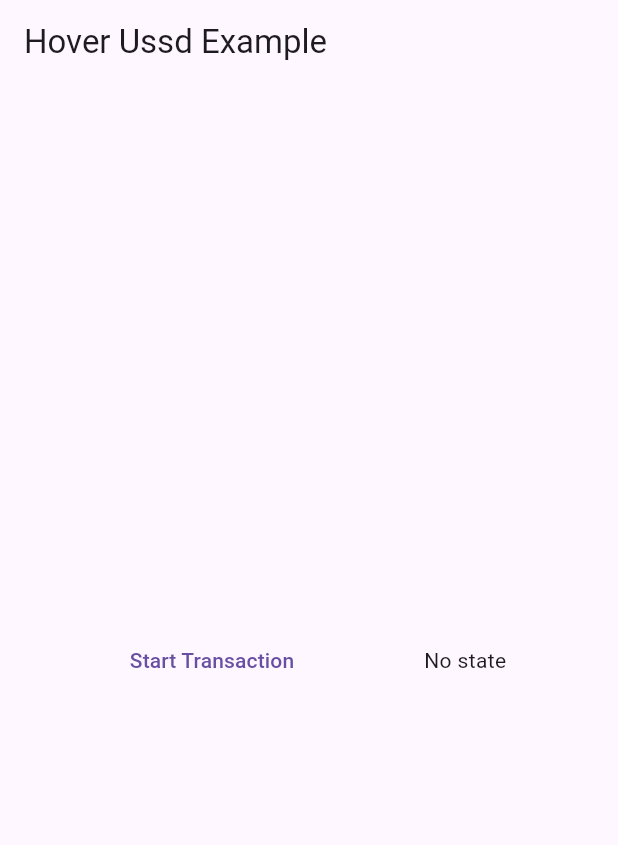
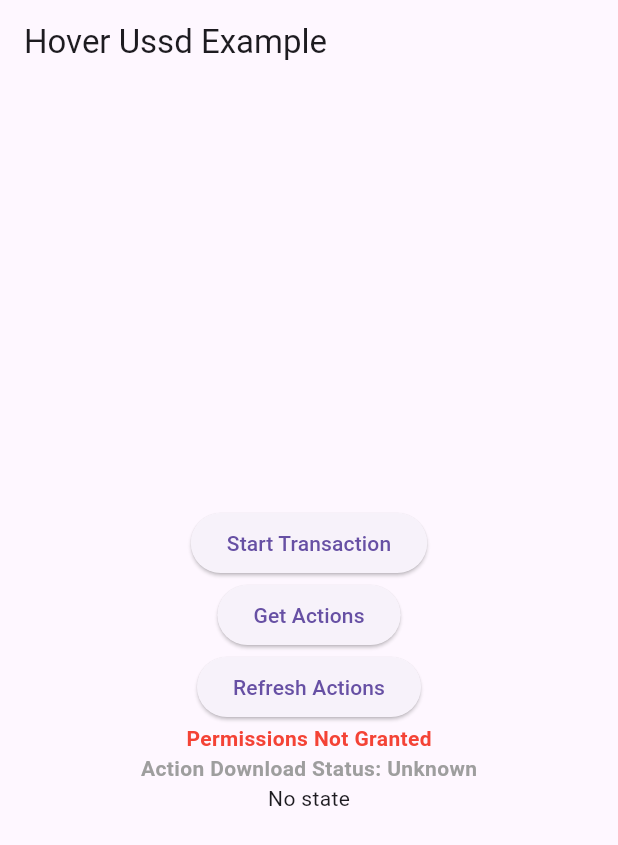
Before and after one commit to lucdotdev/hover_ussd, a Flutter app: the screen it shows after launch, after a tap on "Start Transaction", on a phone screen of 412 x 824 dp. Shown: the top 845 px of the screen. Run offline on Flutter 3.47's test engine with Material 3 defaults, Android fonts, the phone set to English and light mode, and no system bars.

Commit message:
candidate 4

```diff
--- a/example/lib/main.dart
+++ b/example/lib/main.dart
@@ -4,10 +4,12 @@
 import 'package:hover_ussd/models/transaction_state.dart';
 
 void main() {
-  runApp(MyApp());
+  runApp(const MyApp());
 }
 
 class MyApp extends StatelessWidget {
+  const MyApp({super.key});
+
   @override
   Widget build(BuildContext context) {
     return MaterialApp(
@@ -16,60 +18,88 @@
         primarySwatch: Colors.blue,
         visualDensity: VisualDensity.adaptivePlatformDensity,
       ),
-      home: MyAppHomePage(),
+      home: const MyHomePage(),
     );
   }
 }
 
-class MyAppHomePage extends StatefulWidget {
+class MyHomePage extends StatefulWidget {
+  const MyHomePage({super.key});
+
   @override
-  _MyAppHomePageState createState() => _MyAppHomePageState();
+  State<MyHomePage> createState() => _MyHomePageState();
 }
 
-class _MyAppHomePageState extends State<MyAppHomePage> {
-  final HoverUssd _hoverUssd = HoverUssd();
+class _MyHomePageState extends State<MyHomePage> {
+  late final HoverUssd _hoverUssd = HoverUssd();
   late StreamSubscription _transactionListening;
-
-  Future<void> initHover(BuildContext context) async {
-    List<HoverAction>? actions = await _hoverUssd.initialize(
-        branding: 'Hover Ussd Example', logo: "mipmap/ic_launcher");
-
-    if (actions == null) {
-      ScaffoldMessenger.of(context).showSnackBar(
-          SnackBar(content: Text("Action download failed")));
-    } else {
-      ScaffoldMessenger.of(context).showSnackBar(
-          SnackBar(content: Text("Action download successfully")));
-    }
-  }
-
-  Future<void> getAllActions() async {
-    List<HoverAction>? action = await _hoverUssd.getActions();
-
-    if (action == null) {
-      print("Action download failed");
-    } else {
-      print(action);
-    }
-  }
+  late StreamSubscription _actionDownloadListening;
+  bool _hasPermissions = false;
+  bool? _isActionDownloaded;
+  String? _actionDownloadError;
 
   @override
   void initState() {
-    initHover(context);
-    getAllActions();
-
+    super.initState();
     _transactionListening =
         _hoverUssd.getUssdTransactionState().listen((event) {
-      ScaffoldMessenger.of(context).showSnackBar(
-          SnackBar(content: Text(event.toMap().toString())));
+      ScaffoldMessenger.of(context)
+          .showSnackBar(SnackBar(content: Text(event.toMap().toString())));
+
+      _actionDownloadListening = _hoverUssd
+          .getDownloadActionState()
+          .listen((DonwloadActionState event) {
+        print(event.toMap());
+        if (event is ActionDownloaded) {
+          setState(() {
+            _isActionDownloaded = event.isDownloaded;
           });
-    super.initState();
+        }
+
+        if (event is ActionDownloadFailed) {
+          setState(() {
+            _actionDownloadError = event.error;
+          });
+        }
+      });
+    });
+
+    _checkPermissions();
+    _initHover();
   }
 
   @override
   void dispose() {
     _transactionListening.cancel();
+    _actionDownloadListening.cancel();
     super.dispose();
+  }
+
+  Future<void> _checkPermissions() async {
+    bool hasPermissions = await _hoverUssd.hasAllPermissions();
+    setState(() {
+      _hasPermissions = hasPermissions;
+    });
+  }
+
+  Future<void> _initHover() async {
+    try {
+      await _hoverUssd.initialize(
+        apiKey: "15ccc2bd81801d8c5fbfd5847d3b4e77",
+        branding: "My Hover App",
+        logo: "ic_launcher",
+        notificationLogo: "ic_launcher",
+      );
+    } catch (e) {
+      print(e);
+    }
+  }
+
+  Future<void> _getActions() async {
+    final actions = await _hoverUssd.getAllActions();
+    for (var action in actions) {
+      print(action.toMap());
+    }
   }
 
   @override
@@ -78,39 +108,100 @@
       appBar: AppBar(
         title: const Text('Hover Ussd Example'),
       ),
-      body: Column(
+      body: Center(
+        child: Column(
           mainAxisAlignment: MainAxisAlignment.center,
+          crossAxisAlignment: CrossAxisAlignment.center,
           children: [
-          Row(
-            mainAxisAlignment: MainAxisAlignment.spaceEvenly,
-            children: [
-              TextButton(
+            ElevatedButton(
               onPressed: () {
                 _hoverUssd.startTransaction(
-                      actionId: "93c9da25",
-                      extras: {},
+                  actionId: "c6e45e62",
+                  extras: {"price": "4000"},
                   theme: "myHoverTheme",
                   header: "Hover Ussd Example",
-                      showUserStepDescriptions: true);
+                  showUserStepDescriptions: true,
+                );
               },
               child: const Text("Start Transaction"),
+            ),
+            ElevatedButton(
+              onPressed: _getActions,
+              child: const Text("Get Actions"),
+            ),
+
+            //refresh actions
+            ElevatedButton(
+              onPressed: () {
+                _hoverUssd.refreshActions();
+              },
+              child: const Text("Refresh Actions"),
+            ),
+            Text(
+              _hasPermissions
+                  ? "Permissions Granted"
+                  : "Permissions Not Granted",
+              style: TextStyle(
+                color: _hasPermissions ? Colors.green : Colors.red,
+                fontWeight: FontWeight.bold,
+              ),
+            ),
+
+            // stream of actiondownload status
+
+            StreamBuilder<DonwloadActionState>(
+              stream: _hoverUssd.getDownloadActionState(),
+              builder: (context, snapshot) {
+                if (snapshot.connectionState == ConnectionState.waiting) {
+                  return const Text(
+                    "Action Download Status: Unknown",
+                    style: TextStyle(
+                        color: Colors.grey, fontWeight: FontWeight.bold),
+                  );
+                } else {
+                  final state = snapshot.data;
+
+                  String statusText;
+                  Color textColor;
+
+                  if (state is ActionDownloaded) {
+                    statusText = "Actions Downloaded";
+                    textColor = Colors.green;
+                  } else if (state is ActionDownloadFailed) {
+                    statusText = "Actions Not Downloaded";
+                    textColor = Colors.red;
+                  } else if (state is ActionDownloading) {
+                    statusText = "Actions Downloading";
+                    textColor =
+                        Colors.blue; // Adjust color as per your preference
+                  } else {
+                    statusText = "Action Download Status: Unknown";
+                    textColor = Colors.grey;
+                  }
+
+                  return Text(
+                    statusText,
+                    style: TextStyle(
+                        color: textColor, fontWeight: FontWeight.bold),
+                  );
+                }
+              },
             ),
             StreamBuilder<TransactionState>(
               stream: _hoverUssd.getUssdTransactionState(),
               builder: (BuildContext context, snapshot) {
                 if (snapshot.data is SmsParsed) {
-                    return Text(
-                        "Sms parsed : \n${(snapshot.data as SmsParsed).toMap()}");
+                  return Text("Sms parsed : \n${snapshot.data!.toMap()}");
                 }
 
                 if (snapshot.data is UssdSucceeded) {
-                    return Text("Ussd Succeded : \n${(snapshot.data as UssdSucceeded).toMap()}");
+                  return Text("Ussd Succeded : \n${snapshot.data!.toMap()}");
                 }
                 if (snapshot.data is UssdLoading) {
                   return const Text("loading...");
                 }
                 if (snapshot.data is UssdFailed) {
-                    return Text("Ussd Failed : \n${(snapshot.data as UssdFailed).toMap()}");
+                  return Text("Ussd Failed : \n${snapshot.data!.toMap()}");
                 }
                 if (snapshot.data is EmptyState) {
                   return const Text("Empty State");
@@ -121,7 +212,6 @@
             ),
           ],
         ),
-        ],
       ),
     );
   }
--- a/lib/hover_ussd.dart
+++ b/lib/hover_ussd.dart
@@ -2,3 +2,4 @@
 export 'models/transaction.dart';
 export 'models/transaction_state.dart';
 export 'models/hover_action.dart';
+export 'models/download_action_state.dart';
--- a/lib/hover_ussd_plugin.dart
+++ b/lib/hover_ussd_plugin.dart
@@ -1,37 +1,55 @@
 import 'dart:async';
 
 import 'package:flutter/services.dart';
-import 'package:hover_ussd/models/hover_action.dart';
+import 'package:hover_ussd/hover_ussd.dart';
 
-import 'models/transaction.dart';
-import 'models/transaction_state.dart';
+import 'models/download_action_state.dart';
 
 class HoverUssd {
-  static const MethodChannel _methodChannel =
-      MethodChannel('HoverUssdChannel');
-  static const EventChannel _eventChannel =
-      EventChannel('TransactionEvent');
+  static const MethodChannel _methodChannel = MethodChannel('HoverUssdChannel');
+  static const EventChannel _transactionEventChannel = EventChannel('TransactionEvent');
+  static const EventChannel _downloadEventChannel = EventChannel('ActionDownloadEvent');
 
   Stream<TransactionState>? _onTransactionStateChanged;
 
   /// Initialize HoverUssd with branding and logo information.
-  Future<List<HoverAction>?> initialize(
-      {String? branding, String? logo}) async {
-    List<HoverAction>? hoverActions = await _methodChannel.invokeMethod(
-        "Initialize",
-        {"branding": branding ?? "Flutter App", "logo": logo ?? "ic_launcher"});
-
-    return hoverActions;
+  ///
+  /// [apiKey] is the Hover API key.
+  /// [branding] is the name of the app.
+  /// [logo] is the id of the app's logo in ressource.
+  /// [notificationLogo] is the id of the app's logo in ressource.
+  ///
+  Future<void> initialize({
+    required String apiKey,
+    String? branding,
+    String? logo,
+    String? notificationLogo,
+  }) async {
+    await _methodChannel.invokeMethod("Initialize", {
+      "branding": branding ?? "Flutter App",
+      "logo": logo ?? "ic_launcher",
+      "notificationLogo": notificationLogo ?? "ic_launcher",
+      "apiKey": apiKey,
+    });
   }
 
   /// Start a transaction with the provided parameters.
+  /// [actionId] is the id of the action to be performed.
+  /// [extras] is a map of extra parameters to be sent to the action.
+  /// [theme] is the theme of the transaction.
+  /// [header] is the header of the transaction.
+  /// [initialProcessingMessage] is the message to be displayed while the transaction is being processed.
+  /// [finalMsgDisplayTime] is the time to display the final message.
+  /// [showUserStepDescriptions] is a flag to show the user step descriptions.
+  ///
   Future<void> startTransaction({
     required String actionId,
     Map<String, String>? extras,
     String? theme,
     String? header,
     String? initialProcessingMessage,
-    int finalMsgDisplayTime = 5000, bool? showUserStepDescriptions,
+    int finalMsgDisplayTime = 5000,
+    bool? showUserStepDescriptions,
   }) async {
     await _methodChannel.invokeMethod("HoverStartATransaction", {
       "actionId": actionId,
@@ -54,26 +72,50 @@
   }
 
   /// Retrieve a list of available actions.
-  Future<List<HoverAction>> getActions() async {
-    List<Map<String, dynamic>> result = await _methodChannel.invokeListMethod(
-        "getAllActions") as List<Map<String, dynamic>>;
-    List<HoverAction> actions = result.map((item) => HoverAction.fromMap(item)).toList();
-    return actions;
+  Future<List<HoverAction>> getAllActions() async {
+    try {
+      final result = await _methodChannel.invokeListMethod("getAllActions");
+      if (result != null) {
+        List<HoverAction> actions =
+            result.map((item) => HoverAction.fromMap(item.cast<String, dynamic>())).toList();
+        return actions;
+      } else {
+        return []; // Or handle the null case according to your requirements.
+      }
+    } catch (e) {
+      print('Error retrieving actions: $e');
+      return []; // Or handle the error case according to your requirements.
+    }
   }
 
-  /// Deprecated: Retrieve all transactions.
-  @Deprecated('As usehover v2')
+  //refresh actions
+  Future<void> refreshActions() async {
+    await _methodChannel.invokeMethod("refreshActions");
+  }
+
   Future<List<Transaction>> getAllTransactions() async {
-    List<Map<String, dynamic>> result = await _methodChannel
-        .invokeListMethod("getAllTransaction") as List<Map<String, dynamic>>;
-    List<Transaction> transactions = result.map((item) => Transaction.fromMap(item)).toList();
-    return transactions;
+    try {
+      final result =
+          await _methodChannel.invokeListMethod("getAllTransactions");
+      if (result != null) {
+        final List<Map<String, dynamic>> resultList =
+            List<Map<String, dynamic>>.from(result);
+        List<Transaction> transactions =
+            resultList.map((item) => Transaction.fromMap(item)).toList();
+        return transactions;
+      } else {
+        return []; // Or handle the null case according to your requirements.
+      }
+    } catch (e) {
+      print('Error retrieving transactions: $e');
+      return []; // Or handle the error case according to your requirements.
+    }
   }
 
   /// Get the stream of transaction states.
   Stream<TransactionState> getUssdTransactionState() {
     if (_onTransactionStateChanged == null) {
-      _onTransactionStateChanged ??= _eventChannel
+      _onTransactionStateChanged ??= _transactionEventChannel
           .receiveBroadcastStream()
           .map((dynamic event) => _parseTransactionState(
                 event['state'],
@@ -85,15 +127,42 @@
     return _onTransactionStateChanged!;
   }
 
+  Stream<DonwloadActionState> getDownloadActionState() {
+    return _downloadEventChannel
+        .receiveBroadcastStream()
+        .map((dynamic event) => _parseDownloadActionState(
+              event['state'],
+              Map<String, dynamic>.from(event),
+            ))
+      .asBroadcastStream();
+  }
+
+  DonwloadActionState _parseDownloadActionState(
+    String state,
+    Map<String, dynamic> result,
+  ) {
+    switch (state) {
+      case "actionDownloaded":
+        return ActionDownloaded.fromMap(result);
+      case "actionDownloadFailed":
+        return ActionDownloadFailed.fromMap(result);
+      case "actionDownloading":
+        return ActionDownloading();
+      default:
+        return EmptyDownloadState();
+    }
+  }
+
   /// Parse transaction state from received event.
   TransactionState _parseTransactionState(
     String state,
     Map<String, dynamic> result,
   ) {
+    print("State: $state");
     switch (state) {
       case "smsParsed":
         return SmsParsed.fromMap(result);
-      case "ussdSucceded":
+      case "ussdSucceeded":
         return UssdSucceeded.fromMap(result);
       case "ussdFailed":
         return UssdFailed.fromMap(result);
--- /dev/null
+++ b/lib/models/download_action_state.dart
@@ -0,0 +1,59 @@
+abstract class DonwloadActionState {
+  const DonwloadActionState();
+  Map<String, dynamic> toMap();
+}
+
+class ActionDownloadFailed extends DonwloadActionState {
+  final String error;
+
+  ActionDownloadFailed(this.error);
+
+  @override
+  Map<String, dynamic> toMap() {
+    return {
+      "state": "actionDownloadFailed",
+      "error": error,
+    };
+  }
+
+  factory ActionDownloadFailed.fromMap(Map<String, dynamic> map) {
+    return ActionDownloadFailed(map['error']);
+  }
+}
+
+class ActionDownloading extends DonwloadActionState {
+  @override
+  Map<String, dynamic> toMap() {
+    return {
+      "state": "actionDownloading",
+    };
+  }
+}
+
+class ActionDownloaded extends DonwloadActionState {
+  final bool isDownloaded;
+
+  ActionDownloaded(this.isDownloaded);
+
+  @override
+  Map<String, dynamic> toMap() {
+    return {
+      "state": "actionDownloaded",
+      "isDownloaded": isDownloaded,
+    };
+  }
+
+  factory ActionDownloaded.fromMap(Map<String, dynamic> map) {
+    return ActionDownloaded(map['isDownloaded']);
+  }
+
+}
+
+class EmptyDownloadState extends DonwloadActionState {
+  @override
+  Map<String, dynamic> toMap() {
+    return {
+      "state": "empty",
+    };
+  }
+}
--- a/lib/models/hover_action.dart
+++ b/lib/models/hover_action.dart
@@ -1,48 +1,119 @@
 class HoverAction {
-  String id;
-  String name;
-  String networkName;
-  String rootCode;
-  String transportType;
-  String country;
-  List<String> steps;
-  List<String> hnis;
+  int? id;
+  String? publicId;
+  String? name;
+  int? channelId;
+  String? networkName;
+  String? countryAlpha2;
+  String? rootCode;
+  String? transportType;
+  String? transactionType;
+  int? fromInstitutionId;
+  String? fromInstitutionName;
+  String? fromInstitutionLogo;
+  int? toInstitutionId;
+  String? toInstitutionName;
+  String? toInstitutionLogo;
+  String? toCountryAlpha2;
+  int? createdTimestamp;
+  int? updatedTimestamp;
+  int? bountyAmount;
+  bool? bountyIsOpen;
+  bool? isReady;
+  int? bonusPercent;
+  String? bonusMessage;
+  List<dynamic>? hniList;
+  List<dynamic>? customSteps;
+  List<dynamic>? tagsList;
+  Map<String, dynamic>? requiredParams;
+  Map<String, dynamic>? outputParams;
 
   HoverAction({
-    required this.id,
-    required this.name,
-    required this.networkName,
-    required this.rootCode,
-    required this.transportType,
-    required this.country,
-    required this.steps,
-    required this.hnis,
+    this.id,
+    this.publicId,
+    this.name,
+    this.channelId,
+    this.networkName,
+    this.countryAlpha2,
+    this.rootCode,
+    this.transportType,
+    this.transactionType,
+    this.fromInstitutionId,
+    this.fromInstitutionName,
+    this.fromInstitutionLogo,
+    this.toInstitutionId,
+    this.toInstitutionName,
+    this.toInstitutionLogo,
+    this.toCountryAlpha2,
+    this.createdTimestamp,
+    this.updatedTimestamp,
+    this.bountyAmount,
+    this.bountyIsOpen,
+    this.isReady,
+    this.bonusPercent,
+    this.bonusMessage,
+    this.hniList,
+    this.customSteps,
+    this.tagsList,
+    this.requiredParams,
+    this.outputParams,
   });
+
+  factory HoverAction.fromMap(Map<String, dynamic> json) {
+    return HoverAction(
+      id: json['id'],
+      publicId: json['public_id'],
+      name: json['name'],
+      channelId: json['channel_id'],
+      networkName: json['network_name'],
+      countryAlpha2: json['country_alpha2'],
+      rootCode: json['root_code'],
+      transportType: json['transport_type'],
+      transactionType: json['transaction_type'],
+      fromInstitutionId: json['from_institution_id'],
+      fromInstitutionName: json['from_institution_name'],
+      fromInstitutionLogo: json['from_institution_logo'],
+      toInstitutionId: json['to_institution_id'],
+      toInstitutionName: json['to_institution_name'],
+      toInstitutionLogo: json['to_institution_logo'],
+      toCountryAlpha2: json['to_country_alpha2'],
+      createdTimestamp: json['created_timestamp'],
+      updatedTimestamp: json['updated_timestamp'],
+      bountyAmount: json['bounty_amount'],
+      bountyIsOpen: json['bounty_is_open'],
+      isReady: json['is_ready'],
+      bonusPercent: json['bonus_percent'],
+      bonusMessage: json['bonus_message'],
+      requiredParams: json['required_params'],
+      outputParams: json['output_params'],
+    );
+  }
 
   Map<String, dynamic> toMap() {
     return {
       'id': id,
+      'public_id': publicId,
       'name': name,
-      'networkName': networkName,
-      'rootCode': rootCode,
-      'transportType': transportType,
-      'country': country,
-      'steps': steps,
-      'hnis': hnis,
+      'channel_id': channelId,
+      'network_name': networkName,
+      'country_alpha2': countryAlpha2,
+      'root_code': rootCode,
+      'transport_type': transportType,
+      'transaction_type': transactionType,
+      'from_institution_id': fromInstitutionId,
+      'from_institution_name': fromInstitutionName,
+      'from_institution_logo': fromInstitutionLogo,
+      'to_institution_id': toInstitutionId,
+      'to_institution_name': toInstitutionName,
+      'to_institution_logo': toInstitutionLogo,
+      'to_country_alpha2': toCountryAlpha2,
+      'created_timestamp': createdTimestamp,
+      'updated_timestamp': updatedTimestamp,
+      'bounty_amount': bountyAmount,
+      'bounty_is_open': bountyIsOpen,
+      'is_ready': isReady,
+      'bonus_percent': bonusPercent,
+      'bonus_message': bonusMessage,
     };
   }
-
-  //from map
-  factory HoverAction.fromMap(Map<String, dynamic> json) {
-    return HoverAction(
-      id: json['id'] as String,
-      name: json['name'] as String,
-      networkName: json['networkName'] as String,
-      rootCode: json['rootCode'] as String,
-      transportType: json['transportType'] as String,
-      country: json['country'] as String,
-      steps: json['steps'].cast<String>(),
-      hnis: json['hnis'].cast<String>(),
-    );
-  }
 }
```
Also changed, not shown: example/pubspec.lock, pubspec.lock, 5 other files. Lines whose indentation alone changed are shown as unchanged.
